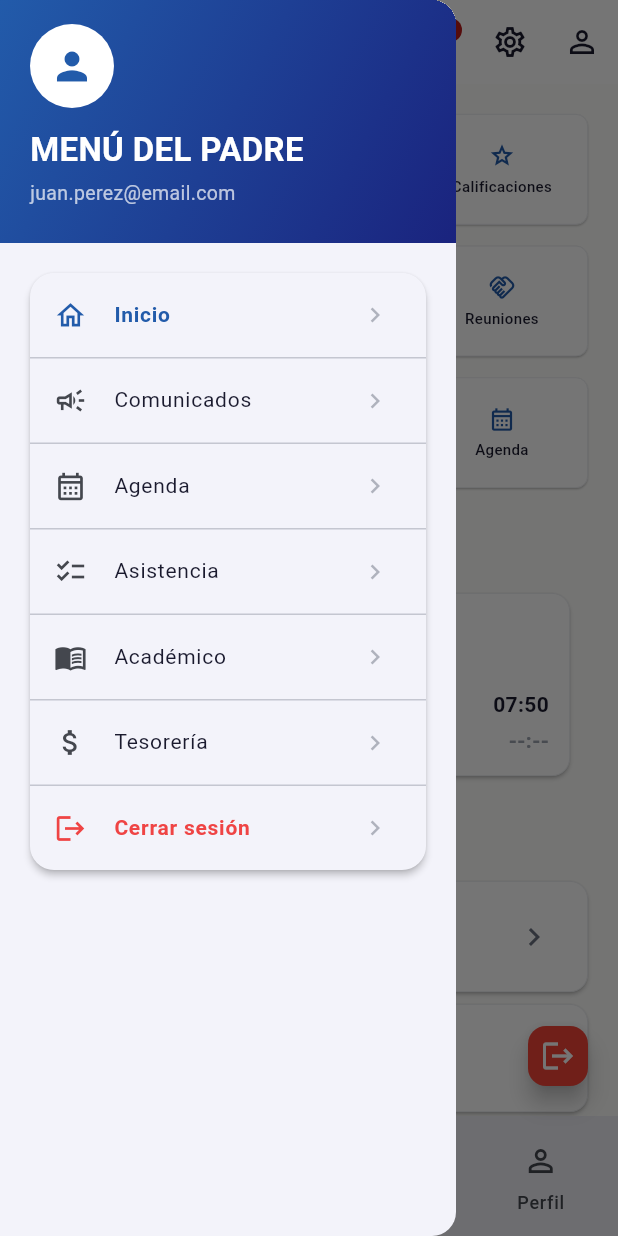
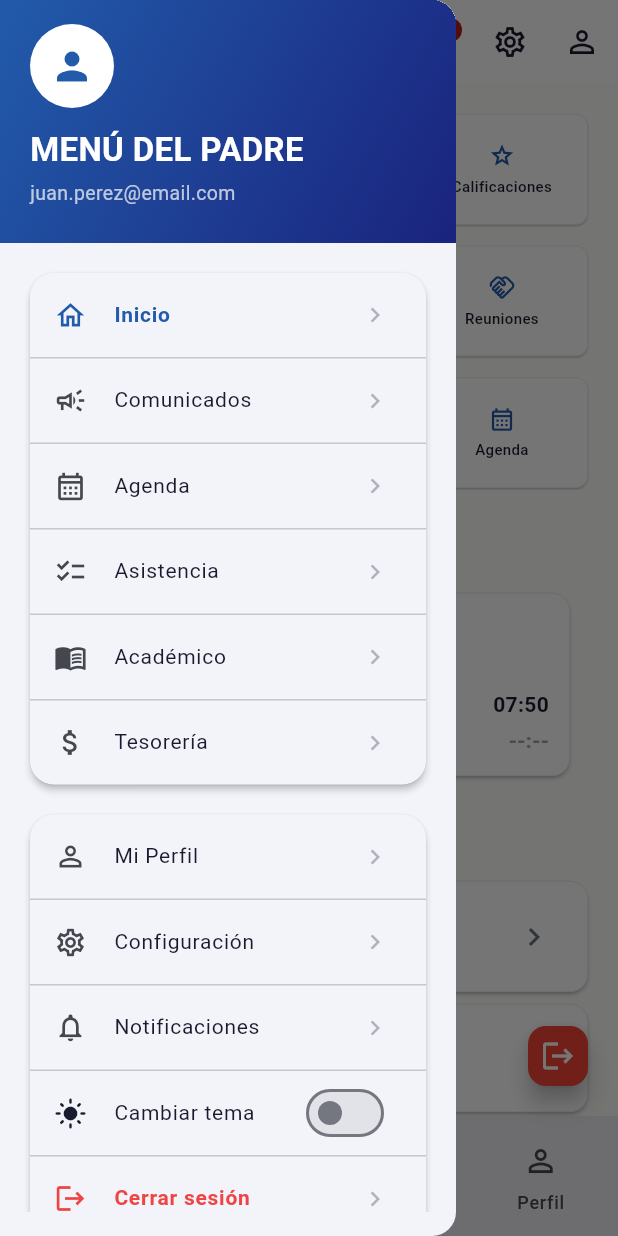
Before and after one commit to yerson001/cole-app, a Flutter app: the ParentScreen screen opened by its route, with the side drawer open, on a phone screen of 412 x 824 dp. Run offline on Flutter 3.47's test engine with Material 3 defaults, Android fonts, the phone set to English and light mode, and no system bars; our stand-ins replace equatable, flutter_bloc, get_it, injectable, shared_preferences; missing offline and left inert: tutorial_coach_mark; accounts and stored records are empty.

Commit message:
feat(drawer): footer card with 5 items (perfil, config, notif, tema, logout)

```diff
--- a/lib/features/parent/presentation/screens/parent_screen.dart
+++ b/lib/features/parent/presentation/screens/parent_screen.dart
@@ -1,6 +1,7 @@
 import 'package:flutter/material.dart';
 import 'package:flutter_bloc/flutter_bloc.dart';
 import 'package:coleapp/core/themes/app_colors.dart';
+import 'package:coleapp/core/themes/theme_cubit.dart';
 import 'package:coleapp/features/auth/presentation/bloc/login_bloc.dart';
 import 'package:coleapp/features/auth/presentation/bloc/login_event.dart';
 import 'package:coleapp/features/auth/presentation/screens/login_page.dart';
@@ -102,7 +103,9 @@ class ParentScreen extends StatelessWidget {
             child: Padding(
               padding: const EdgeInsets.all(16),
               child: SingleChildScrollView(
-                child: Card(
+                child: Column(
+                  children: [
+                    Card(
                       elevation: 2,
                       shape: RoundedRectangleBorder(borderRadius: BorderRadius.circular(16)),
                       child: Column(
@@ -118,16 +121,50 @@ class ParentScreen extends StatelessWidget {
                           _drawerTile(context, Icons.menu_book_outlined, 'Académico', null, currentIdx),
                           const Divider(height: 1),
                           _drawerTile(context, Icons.attach_money_outlined, 'Tesorería', null, currentIdx),
+                        ],
+                      ),
+                    ),
+                    const SizedBox(height: 12),
+                    Card(
+                      elevation: 2,
+                      shape: RoundedRectangleBorder(borderRadius: BorderRadius.circular(16)),
+                      child: Column(
+                        children: [
+                          _drawerTile(context, Icons.person_outline, 'Mi Perfil', null, currentIdx),
+                          const Divider(height: 1),
+                          _drawerTile(context, Icons.settings_outlined, 'Configuración', null, currentIdx),
+                          const Divider(height: 1),
+                          _drawerTile(context, Icons.notifications_outlined, 'Notificaciones', null, currentIdx),
+                          const Divider(height: 1),
+                          _themeTile(context),
                           const Divider(height: 1),
                           _drawerTile(context, Icons.logout, 'Cerrar sesión', null, currentIdx, isLogout: true),
                         ],
                       ),
+                    ),
+                  ],
                 ),
               ),
             ),
           ),
         ],
       ),
+    );
+  }
+
+  Widget _themeTile(BuildContext context) {
+    final c = context.appColors;
+    final themeCubit = context.watch<ThemeCubit>();
+    final isDark = themeCubit.state == ThemeMode.dark;
+    return ListTile(
+      leading: Icon(isDark ? Icons.dark_mode : Icons.light_mode, size: 22, color: c.textPrimary),
+      title: Text('Cambiar tema', style: TextStyle(fontSize: 14, color: c.textPrimary)),
+      trailing: Switch(
+        value: isDark,
+        onChanged: (_) => themeCubit.cycle(),
+        activeThumbColor: c.primary,
+      ),
+      onTap: () => themeCubit.cycle(),
     );
   }
 
```
Lines whose indentation alone changed are shown as unchanged.
